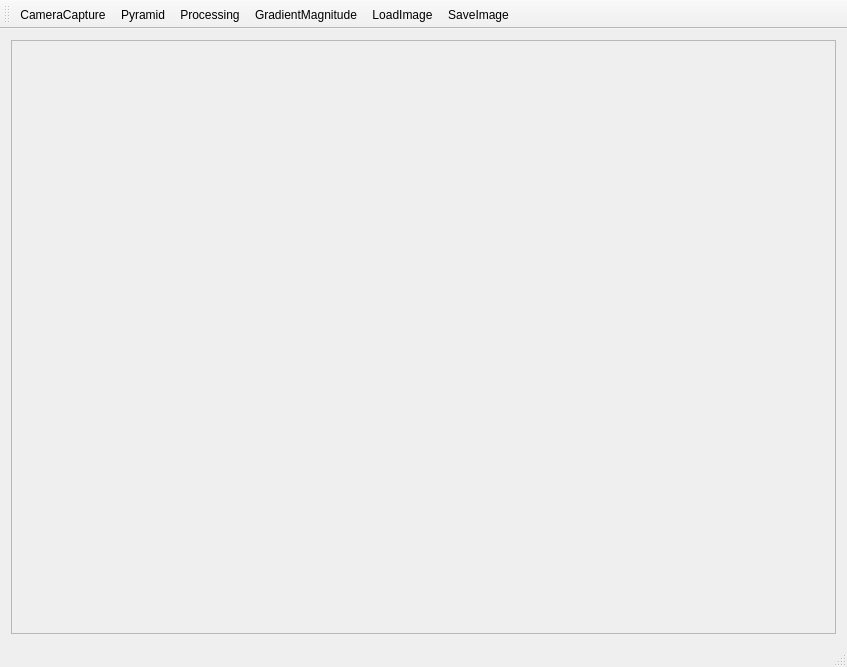
This is qt-opencv/mainwindow.ui in hallpaz/Image-Processing-IMPA-2015 as Qt 5 draws it before an edit. The edited form follows.
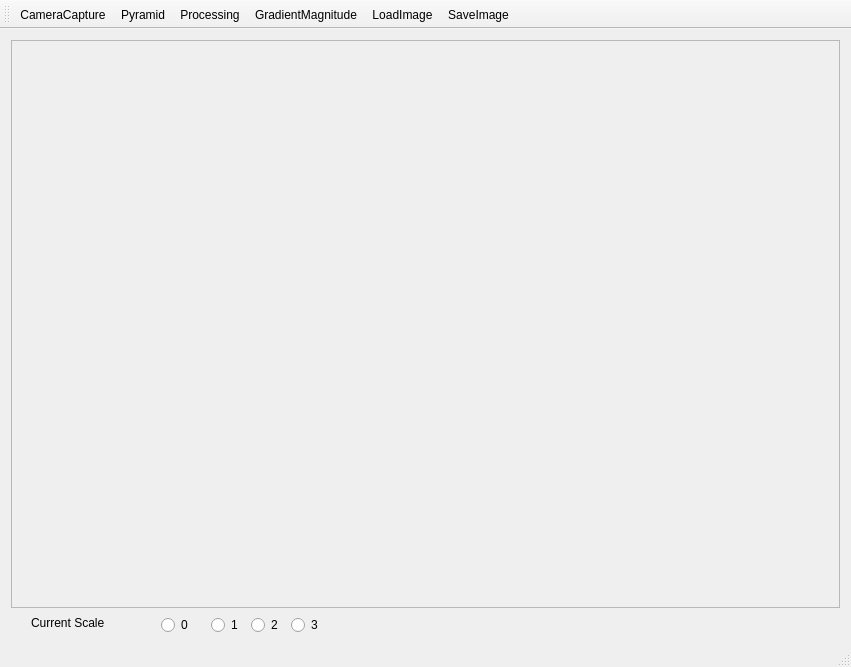
This is the edited form. Icons and pictures are not drawn.

What changed in the file:
```diff
--- a/qt-opencv/mainwindow.ui
+++ b/qt-opencv/mainwindow.ui
@@ -32,7 +32,7 @@
          <x>0</x>
          <y>0</y>
          <width>827</width>
-         <height>560</height>
+         <height>534</height>
         </rect>
        </property>
        <layout class="QVBoxLayout" name="verticalLayout_2">
@@ -47,6 +47,87 @@
       </widget>
      </widget>
     </item>
+    <item>
+     <widget class="QWidget" name="widget" native="true">
+      <property name="sizePolicy">
+       <sizepolicy hsizetype="Preferred" vsizetype="Preferred">
+        <horstretch>0</horstretch>
+        <verstretch>0</verstretch>
+       </sizepolicy>
+      </property>
+      <property name="minimumSize">
+       <size>
+        <width>829</width>
+        <height>20</height>
+       </size>
+      </property>
+      <widget class="QRadioButton" name="scale_0">
+       <property name="geometry">
+        <rect>
+         <x>150</x>
+         <y>0</y>
+         <width>51</width>
+         <height>22</height>
+        </rect>
+       </property>
+       <property name="text">
+        <string>0</string>
+       </property>
+      </widget>
+      <widget class="QRadioButton" name="scale_1">
+       <property name="geometry">
+        <rect>
+         <x>200</x>
+         <y>0</y>
+         <width>41</width>
+         <height>22</height>
+        </rect>
+       </property>
+       <property name="text">
+        <string>1</string>
+       </property>
+      </widget>
+      <widget class="QRadioButton" name="scale_2">
+       <property name="geometry">
+        <rect>
+         <x>240</x>
+         <y>0</y>
+         <width>41</width>
+         <height>22</height>
+        </rect>
+       </property>
+       <property name="text">
+        <string>2</string>
+       </property>
+      </widget>
+      <widget class="QRadioButton" name="scale_3">
+       <property name="geometry">
+        <rect>
+         <x>280</x>
+         <y>0</y>
+         <width>41</width>
+         <height>22</height>
+        </rect>
+       </property>
+       <property name="text">
+        <string>3</string>
+       </property>
+      </widget>
+      <widget class="QLabel" name="label">
+       <property name="geometry">
+        <rect>
+         <x>20</x>
+         <y>0</y>
+         <width>121</width>
+         <height>17</height>
+        </rect>
+       </property>
+       <property name="text">
+        <string>Current Scale</string>
+       </property>
+      </widget>
+     </widget>
+    </item>
    </layout>
   </widget>
   <widget class="QMenuBar" name="menuBar">
```
Left out of the diff: 2 changed lines with no effect on the pictures.
